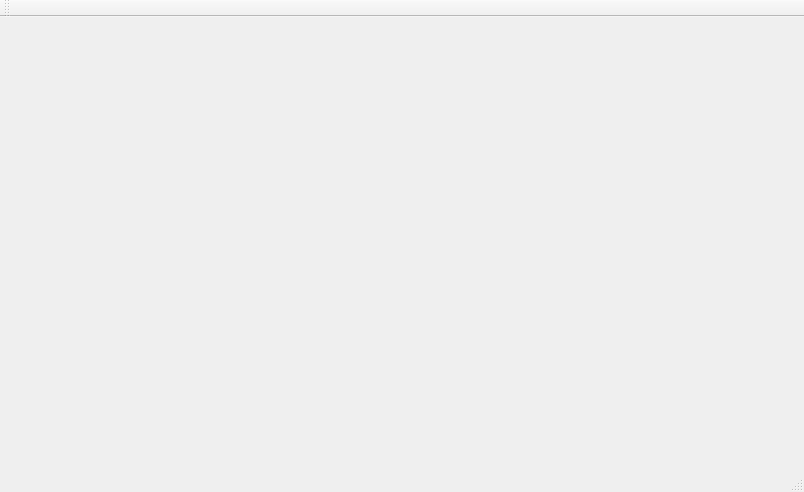
This is mainwindow.ui in JosiahSnarr/ESEIntercom as Qt 5 draws it before an edit. The edited form follows.
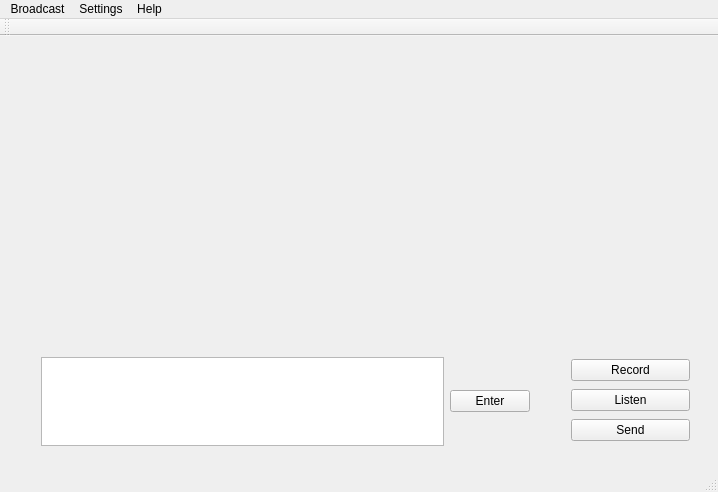
This is the edited form.

Commit message: Added Text input and Audio Controls

Patch:
```diff
--- a/mainwindow.ui
+++ b/mainwindow.ui
@@ -6,23 +6,100 @@
    <rect>
     <x>0</x>
     <y>0</y>
-    <width>804</width>
+    <width>718</width>
     <height>492</height>
    </rect>
   </property>
   <property name="windowTitle">
    <string>Intercom</string>
   </property>
-  <widget class="QWidget" name="centralWidget"/>
+  <widget class="QWidget" name="centralWidget">
+   <widget class="QWidget" name="horizontalLayoutWidget_2">
+    <property name="geometry">
+     <rect>
+      <x>30</x>
+      <y>310</y>
+      <width>511</width>
+      <height>111</height>
+     </rect>
+    </property>
+    <layout class="QHBoxLayout" name="horizontalLayout_2">
+     <item>
+      <widget class="QPlainTextEdit" name="etSend"/>
+     </item>
+     <item>
+      <widget class="QPushButton" name="bnEnter">
+       <property name="enabled">
+        <bool>true</bool>
+       </property>
+       <property name="text">
+        <string>Enter</string>
+       </property>
+      </widget>
+     </item>
+    </layout>
+   </widget>
+   <widget class="QWidget" name="verticalLayoutWidget_2">
+    <property name="geometry">
+     <rect>
+      <x>560</x>
+      <y>310</y>
+      <width>141</width>
+      <height>111</height>
+     </rect>
+    </property>
+    <layout class="QVBoxLayout" name="verticalLayout_2">
+     <item>
+      <widget class="QPushButton" name="bnRecord">
+       <property name="text">
+        <string>Record</string>
+       </property>
+      </widget>
+     </item>
+     <item>
+      <widget class="QPushButton" name="bnListen">
+       <property name="text">
+        <string>Listen</string>
+       </property>
+      </widget>
+     </item>
+     <item>
+      <widget class="QPushButton" name="bnSendAudio">
+       <property name="text">
+        <string>Send</string>
+       </property>
+      </widget>
+     </item>
+    </layout>
+   </widget>
+  </widget>
   <widget class="QMenuBar" name="menuBar">
    <property name="geometry">
     <rect>
      <x>0</x>
      <y>0</y>
-     <width>804</width>
+     <width>718</width>
      <height>21</height>
     </rect>
    </property>
+   <widget class="QMenu" name="menuSettings">
+    <property name="title">
+     <string>Broadcast</string>
+    </property>
+   </widget>
+   <widget class="QMenu" name="menuSettings_2">
+    <property name="title">
+     <string>Settings</string>
+    </property>
+   </widget>
+   <widget class="QMenu" name="menuHelp">
+    <property name="title">
+     <string>Help</string>
+    </property>
+   </widget>
+   <addaction name="menuSettings"/>
+   <addaction name="menuSettings_2"/>
+   <addaction name="menuHelp"/>
   </widget>
   <widget class="QToolBar" name="mainToolBar">
    <attribute name="toolBarArea">
```
The commit also changes 3 other files.
